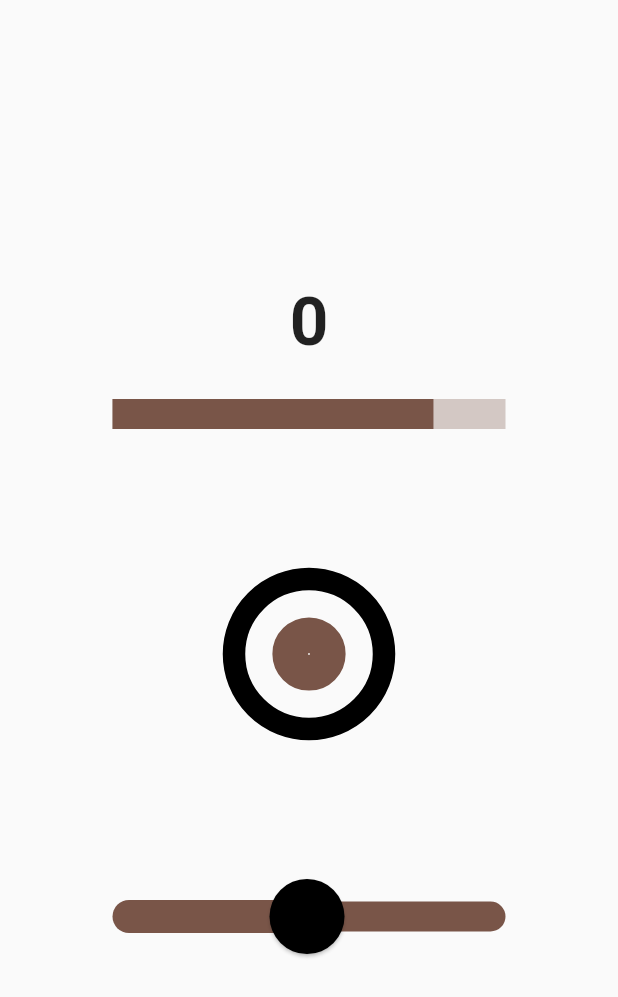
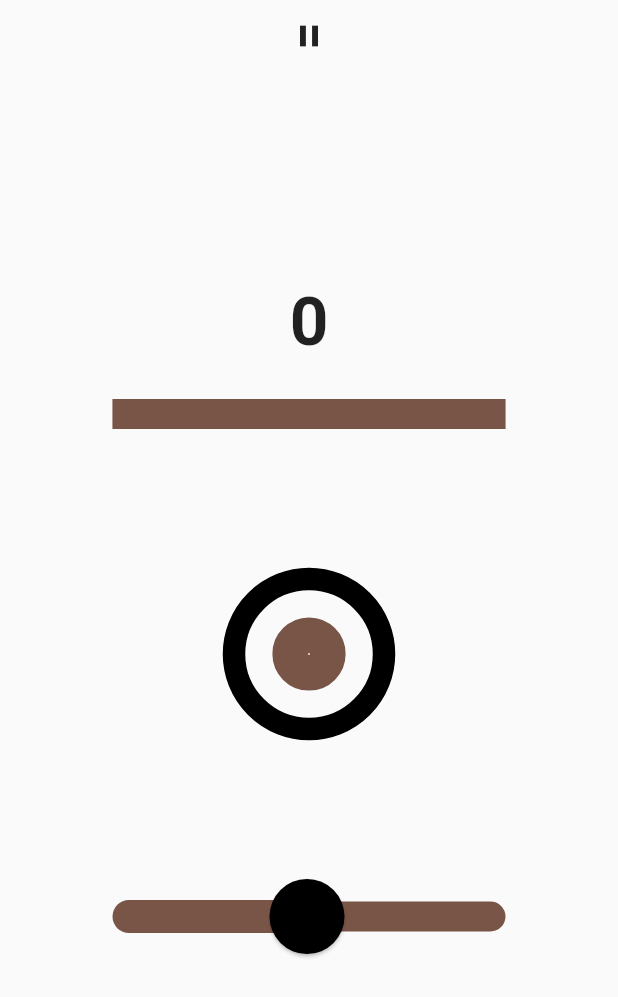
Before and after one commit to joscha0/circle_hit, a Flutter app: the screen it shows after launch, after a tap on "PLAY survival", on a phone screen of 412 x 824 dp. Shown: the top 997 px of the screen. Run offline on Flutter 3.47's test engine with Material 2 defaults, Android fonts, the phone set to English and light mode, and no system bars; our stand-ins replace get, get_storage.

Commit message:
add pause

```diff
--- a/lib/pages/game/game_page.dart
+++ b/lib/pages/game/game_page.dart
@@ -11,7 +11,14 @@ class GamePage extends GetView<GameController> {
         init: GameController(),
         builder: (c) {
           return Scaffold(
-            body: Column(
+            floatingActionButton: IconButton(
+              icon: Icon(Icons.pause),
+              onPressed: () => c.showPause(),
+            ),
+            floatingActionButtonLocation:
+                FloatingActionButtonLocation.centerTop,
+            body: Builder(builder: (context) {
+              return Column(
                 mainAxisAlignment: MainAxisAlignment.center,
                 children: [
                   Text(
@@ -70,7 +77,8 @@ class GamePage extends GetView<GameController> {
                     ),
                   ),
                 ],
-            ),
+              );
+            }),
           );
         });
   }
```
Also changed, not shown: lib/pages/game/game_controller.dart (+51 -8 lines). Lines whose indentation alone changed are shown as unchanged.
